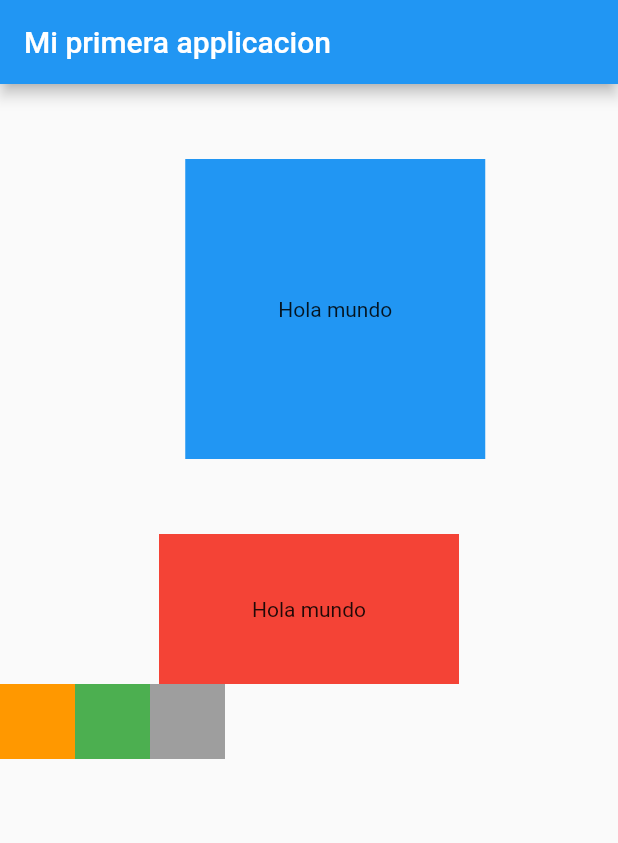
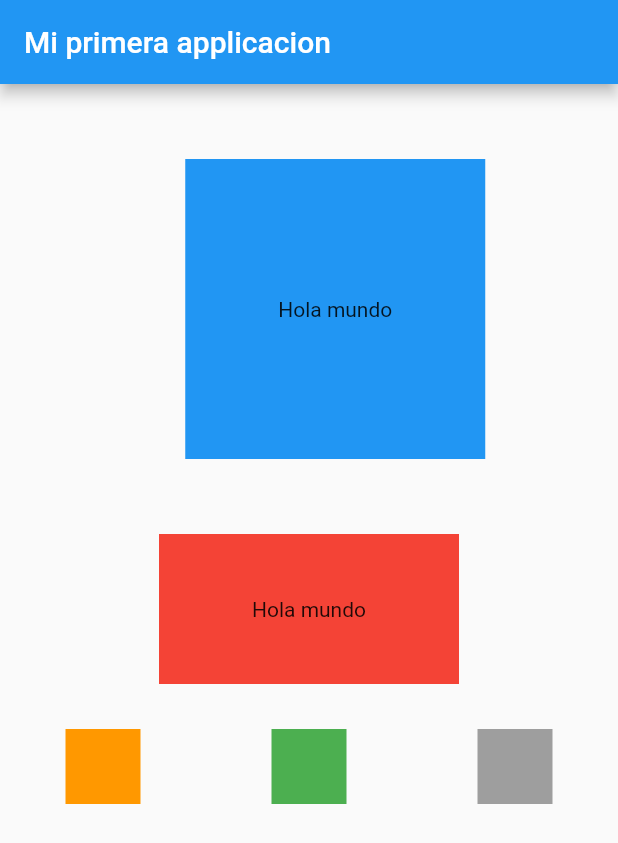
Before and after one commit to cristianfchq/studyJamCato, a Flutter app: the screen it shows after launch, on a phone screen of 412 x 824 dp. Shown: the top 843 px of the screen. Run offline on Flutter 3.47's test engine with Material 2 defaults, Android fonts, the phone set to English and light mode, and no system bars.

Commit message:
quinto commit

```diff
--- a/lib/main.dart
+++ b/lib/main.dart
@@ -50,7 +50,11 @@ class MyApp extends StatelessWidget {
                 child: Text("Hola mundo"),
               ),
             ),
-            Row(
+
+            Container(
+              margin: EdgeInsets.only(top: 30.0),
+              child: Row(
+                mainAxisAlignment: MainAxisAlignment.spaceAround,
                 children: <Widget>[
                   Container(
                     width: 50.0,
@@ -69,6 +73,8 @@ class MyApp extends StatelessWidget {
                   ),
                 ],
               ),
+            ),
+
           ],
         ),
 
```
Lines whose indentation alone changed are shown as unchanged.
